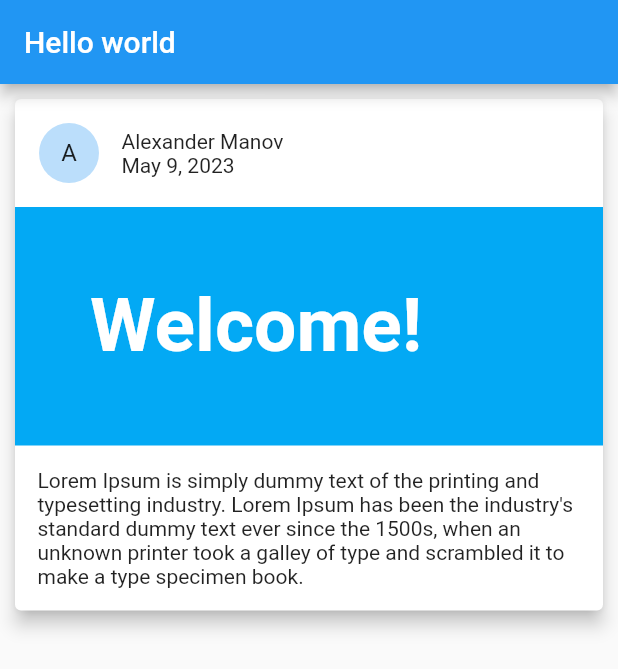
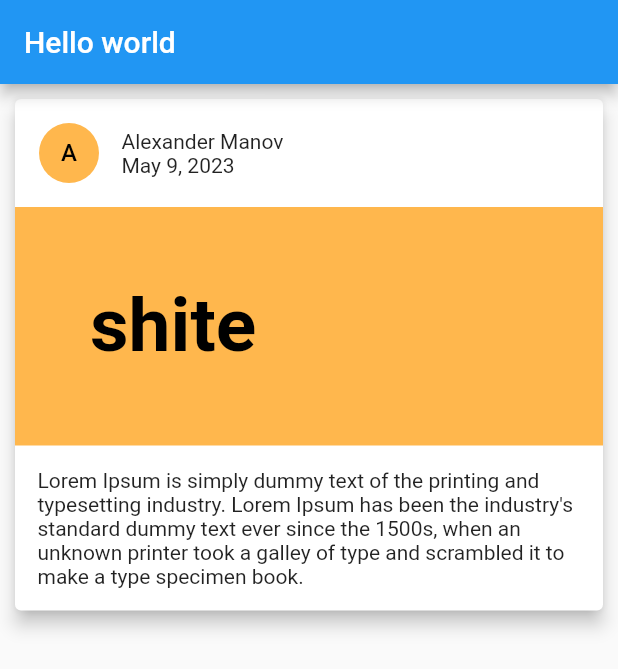
Before and after one commit to AEManov20/movie-ticket-booking-system, a Flutter app: the screen it shows after launch, on a phone screen of 412 x 824 dp. Shown: the top 669 px of the screen. Run offline on Flutter 3.47's test engine with Material 2 defaults, Android fonts, the phone set to English and light mode, and no system bars.

Commit message:
Sync the avatar's bg ang fg according to the passed accentColor

```diff
--- a/lib/main.dart
+++ b/lib/main.dart
@@ -45,11 +45,11 @@ class _HomePageState extends State<HomePage> {
           UserPost(
               firstName: "Alexander",
               lastName: "Manov",
-              bigTitle: "Welcome!",
+              bigTitle: "shite",
               postContent:
                   "Lorem Ipsum is simply dummy text of the printing and typesetting industry. Lorem Ipsum has been the industry's standard dummy text ever since the 1500s, when an unknown printer took a galley of type and scrambled it to make a type specimen book.",
               datePosted: DateTime.now(),
-              accentColor: Colors.lightBlue),
+              accentColor: Colors.orange.shade300),
         ],
       )),
     );
--- a/lib/user_post.dart
+++ b/lib/user_post.dart
@@ -28,7 +28,13 @@ class UserPost extends StatelessWidget {
               child: Row(
                 children: [
                   CircleAvatar(
-                      child: Text(firstName[0].toUpperCase().toString())),
+                    backgroundColor: accentColor,
+                    foregroundColor: accentColor.computeLuminance() >= .5
+                        ? Colors.black
+                        : Colors.white,
+                    child: Text(firstName[0].toUpperCase().toString(),
+                        style: const TextStyle(fontWeight: FontWeight.w500)),
+                  ),
                   Container(
                       margin: const EdgeInsets.fromLTRB(15.0, 0.0, 0.0, 0.0),
                       child: Column(
```
